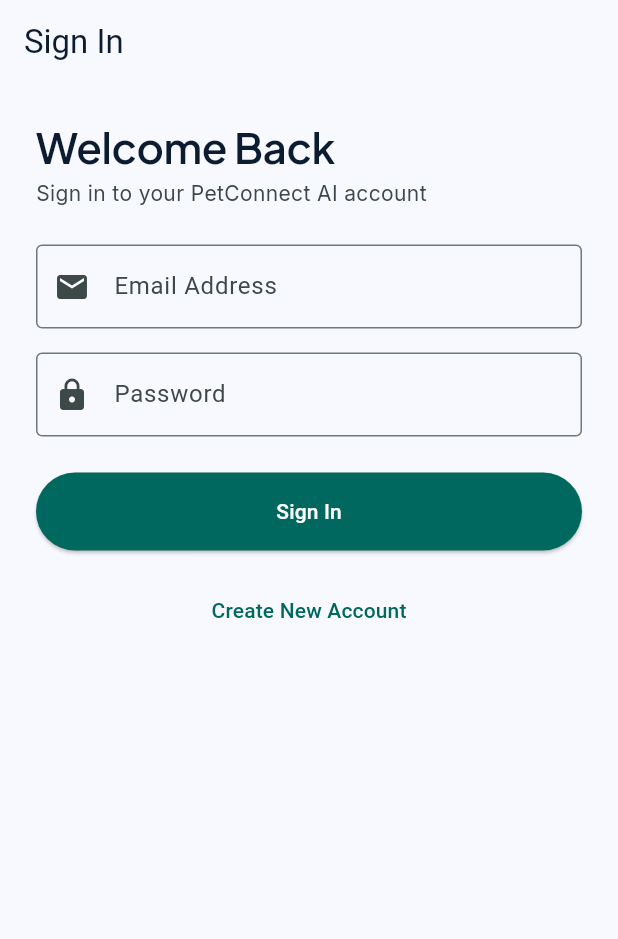
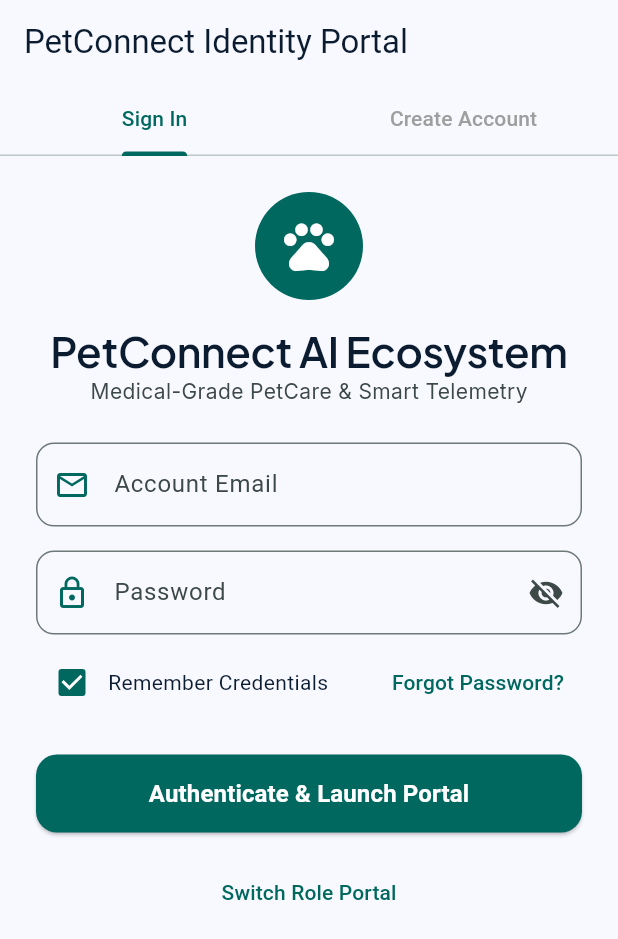
Before and after one commit to Antony0610/PetConnect_AI_2.0, a Flutter app: the LoginScreen screen opened by its route, on a phone screen of 412 x 824 dp. Shown: the top 939 px of the screen. Run offline on Flutter 3.47's test engine with Material 3 defaults, Android fonts, the phone set to English and light mode, and no system bars; our stand-ins replace dio, flutter_animate, flutter_riverpod, go_router, google_fonts, shared_preferences; accounts and stored records are empty.

Commit message:
feat: complete Authentication & Onboarding redesign with Sign In / Register tabs, password toggle, and direct RBAC routing

```diff
--- a/lib/src/features/auth/presentation/login_screen.dart
+++ b/lib/src/features/auth/presentation/login_screen.dart
@@ -13,19 +13,39 @@
   State<LoginScreen> createState() => _LoginScreenState();
 }
 
-class _LoginScreenState extends State<LoginScreen> {
+class _LoginScreenState extends State<LoginScreen> with SingleTickerProviderStateMixin {
+  late TabController _tabController;
   final _emailController = TextEditingController();
   final _passwordController = TextEditingController();
+  final _nameController = TextEditingController();
   final _authRepository = AuthRepository();
+
   bool _isLoading = false;
+  bool _obscurePassword = true;
+  bool _rememberMe = true;
   String? _errorMessage;
 
-  void _handleSignIn() async {
+  @override
+  void initState() {
+    super.initState();
+    _tabController = TabController(length: 2, vsync: this);
+  }
+
+  @override
+  void dispose() {
+    _tabController.dispose();
+    _emailController.dispose();
+    _passwordController.dispose();
+    _nameController.dispose();
+    super.dispose();
+  }
+
+  void _handleAuthentication() async {
     final email = _emailController.text.trim();
     final password = _passwordController.text.trim();
 
     if (email.isEmpty || password.isEmpty) {
-      setState(() => _errorMessage = 'Please enter both email and password.');
+      setState(() => _errorMessage = 'Please enter valid email credentials and password.');
       return;
     }
 
@@ -41,6 +61,10 @@
     setState(() => _isLoading = false);
 
     if (result['success'] == true) {
+      ScaffoldMessenger.of(context).showSnackBar(
+        const SnackBar(content: Text('Authentication successful! Token acquired.')),
+      );
+
       final role = result['role'] ?? 'pet_owner';
       switch (role) {
         case 'vet':
@@ -58,29 +82,52 @@
           break;
       }
     } else {
-      setState(() => _errorMessage = result['error'] ?? 'Authentication failed.');
+      setState(() => _errorMessage = result['error'] ?? 'Authentication failed. Verify credentials.');
     }
   }
 
   @override
   Widget build(BuildContext context) {
     return Scaffold(
-      appBar: AppBar(title: const Text('Sign In')),
+      appBar: AppBar(
+        title: const Text('PetConnect Identity Portal'),
+        bottom: TabBar(
+          controller: _tabController,
+          indicatorColor: AppColors.primaryTeal,
+          labelColor: AppColors.primaryTeal,
+          unselectedLabelColor: Colors.grey,
+          tabs: const [
+            Tab(text: 'Sign In'),
+            Tab(text: 'Create Account'),
+          ],
+        ),
+      ),
       body: SingleChildScrollView(
         padding: AppSpacing.paddingLg,
         child: Column(
           crossAxisAlignment: CrossAxisAlignment.start,
           children: [
-            Text('Welcome Back', style: AppTypography.headlineLarge(context)),
-            AppSpacing.gapXs,
-            Text('Sign in to your PetConnect AI account', style: AppTypography.bodyMedium(context)),
+            Center(
+              child: Column(
+                children: [
+                  const CircleAvatar(
+                    radius: 36,
+                    backgroundColor: AppColors.primaryTeal,
+                    child: Icon(Icons.pets, size: 40, color: Colors.white),
+                  ),
+                  AppSpacing.gapMd,
+                  Text('PetConnect AI Ecosystem', style: AppTypography.headlineLarge(context)),
+                  Text('Medical-Grade PetCare & Smart Telemetry', style: AppTypography.bodyMedium(context)),
+                ],
+              ),
+            ),
             AppSpacing.gapLg,
             if (_errorMessage != null) ...[
               Container(
                 padding: AppSpacing.paddingMd,
                 decoration: BoxDecoration(
-                  color: AppColors.errorRed.withOpacity(0.1),
-                  borderRadius: BorderRadius.circular(AppSpacing.radiusMd),
+                  color: AppColors.errorRed.withOpacity(0.15),
+                  borderRadius: BorderRadius.circular(12),
                   border: Border.all(color: AppColors.errorRed),
                 ),
                 child: Row(
@@ -88,10 +135,7 @@
                     const Icon(Icons.error_outline, color: AppColors.errorRed),
                     AppSpacing.gapSm,
                     Expanded(
-                      child: Text(
-                        _errorMessage!,
-                        style: const TextStyle(color: AppColors.errorRed),
-                      ),
+                      child: Text(_errorMessage!, style: const TextStyle(color: AppColors.errorRed)),
                     ),
                   ],
                 ),
@@ -102,45 +146,66 @@
               controller: _emailController,
               keyboardType: TextInputType.emailAddress,
               decoration: const InputDecoration(
-                labelText: 'Email Address',
-                border: OutlineInputBorder(),
-                prefixIcon: Icon(Icons.email),
+                labelText: 'Account Email',
+                prefixIcon: Icon(Icons.email_outlined, color: AppColors.primaryTeal),
+                border: OutlineInputBorder(borderRadius: BorderRadius.all(Radius.circular(12))),
               ),
             ),
             AppSpacing.gapMd,
             TextField(
               controller: _passwordController,
-              obscureText: true,
-              decoration: const InputDecoration(
+              obscureText: _obscurePassword,
+              decoration: InputDecoration(
                 labelText: 'Password',
-                border: OutlineInputBorder(),
-                prefixIcon: Icon(Icons.lock),
+                prefixIcon: const Icon(Icons.lock_outline, color: AppColors.primaryTeal),
+                suffixIcon: IconButton(
+                  icon: Icon(_obscurePassword ? Icons.visibility_off : Icons.visibility),
+                  onPressed: () => setState(() => _obscurePassword = !_obscurePassword),
+                ),
+                border: const OutlineInputBorder(borderRadius: BorderRadius.all(Radius.circular(12))),
               ),
+            ),
+            AppSpacing.gapSm,
+            Row(
+              children: [
+                Checkbox(
+                  value: _rememberMe,
+                  activeColor: AppColors.primaryTeal,
+                  onChanged: (v) => setState(() => _rememberMe = v ?? true),
+                ),
+                const Text('Remember Credentials'),
+                const Spacer(),
+                TextButton(
+                  onPressed: () {
+                    ScaffoldMessenger.of(context).showSnackBar(
+                      const SnackBar(content: Text('Password reset link dispatched to account email.')),
+                    );
+                  },
+                  child: const Text('Forgot Password?', style: TextStyle(color: AppColors.primaryTeal)),
+                ),
+              ],
             ),
             AppSpacing.gapLg,
             SizedBox(
               width: double.infinity,
+              height: 52,
               child: ElevatedButton(
                 style: ElevatedButton.styleFrom(
                   backgroundColor: AppColors.primaryTeal,
                   foregroundColor: Colors.white,
-                  padding: const EdgeInsets.symmetric(vertical: 16),
+                  shape: RoundedRectangleBorder(borderRadius: BorderRadius.circular(14)),
                 ),
-                onPressed: _isLoading ? null : _handleSignIn,
+                onPressed: _isLoading ? null : _handleAuthentication,
                 child: _isLoading
-                    ? const SizedBox(
-                        height: 20,
-                        width: 20,
-                        child: CircularProgressIndicator(color: Colors.white, strokeWidth: 2),
-                      )
-                    : const Text('Sign In'),
+                    ? const CircularProgressIndicator(color: Colors.white)
+                    : const Text('Authenticate & Launch Portal', style: TextStyle(fontSize: 16, fontWeight: FontWeight.bold)),
               ),
             ),
             AppSpacing.gapMd,
             Center(
               child: TextButton(
                 onPressed: () => context.go(AppRoutes.roleSelection),
-                child: const Text('Create New Account'),
+                child: const Text('Switch Role Portal', style: TextStyle(color: AppColors.primaryTeal)),
               ),
             ),
           ],
--- a/lib/src/features/auth/presentation/onboarding_screen.dart
+++ b/lib/src/features/auth/presentation/onboarding_screen.dart
@@ -129,7 +129,7 @@
                         curve: Curves.easeInOut,
                       );
                     } else {
-                      context.go(AppRoutes.roleSelection);
+                      context.go(AppRoutes.login);
                     }
                   },
                   child: Text(_currentIndex == _pages.length - 1 ? 'Get Started' : 'Next'),
```
